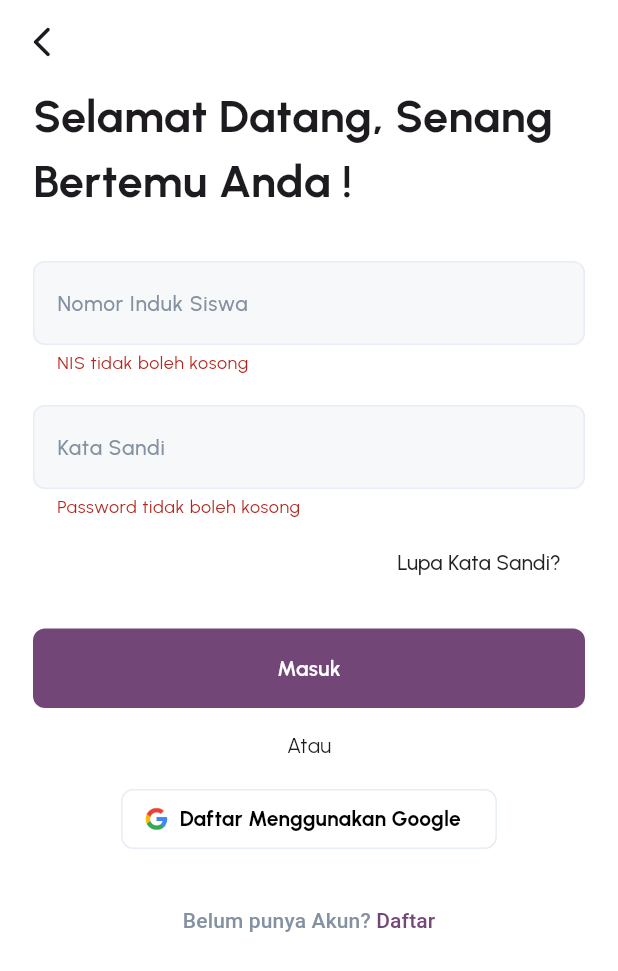
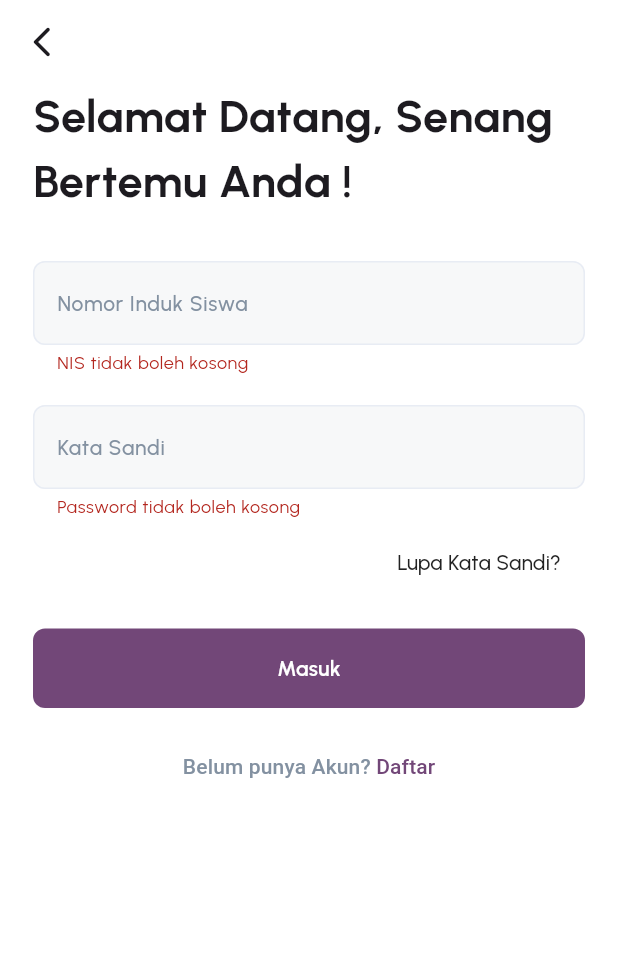
Before and after one commit to unustudents/ekonseling, a Flutter app: the LoginScreen screen opened directly, after a tap on "Masuk", on a phone screen of 412 x 824 dp. Shown: the top 971 px of the screen. Run offline on Flutter 3.47's test engine with Material 3 defaults, Android fonts, the phone set to English and light mode, and no system bars; our stand-ins replace bloc, carousel_slider, device_preview, equatable, firebase_auth, firebase_core and 5 more; accounts and stored records are empty; generated files the repository leaves out were written again; network calls fail.

Commit message:
Refactor LoginScreen to use local authBloc reference for improved readability and remove unused Google sign-in button

```diff
--- a/lib/features/auth/presentation/pages/login_screen.dart
+++ b/lib/features/auth/presentation/pages/login_screen.dart
@@ -33,6 +33,7 @@ class LoginScreen extends StatelessWidget {
           padding: const EdgeInsets.fromLTRB(22, 0, 22, 22),
           child: BlocBuilder<AuthBloc, AuthState>(
             builder: (context, state) {
+              final authBloc = context.read<AuthBloc>();
               return Form(
                 key: context.read<AuthBloc>().formKey,
                 child: Column(
@@ -51,8 +52,8 @@ class LoginScreen extends StatelessWidget {
                     SignTextField(
                       label: 'Nomor Induk Siswa',
                       hintText: 'Masukkan NIS',
-                      validator: (value) => context.read<AuthBloc>().validateNIS(value),
-                      onChanged: (value) => context.read<AuthBloc>().add(NIMChanged(nim: value)),
+                      validator: (value) => authBloc.validateNIS(value),
+                      onChanged: (value) => authBloc.add(NIMChanged(nim: value)),
                     ),
                     const SizedBox(height: 20),
 
@@ -61,8 +62,8 @@ class LoginScreen extends StatelessWidget {
                       label: 'Kata Sandi',
                       hintText: 'Masukkan kata sandi',
                       obscureText: true,
-                      validator: (value) => context.read<AuthBloc>().validatePassword(value),
-                      onChanged: (value) => context.read<AuthBloc>().add(PasswordChanged(password: value)),
+                      validator: (value) => authBloc.validatePassword(value),
+                      onChanged: (value) => authBloc.add(PasswordChanged(password: value)),
                     ),
                     const SizedBox(height: 5),
 
@@ -95,7 +96,7 @@ class LoginScreen extends StatelessWidget {
                       backgroundColor: Color(0xFF724778),
                       textColor: Colors.white,
                       onPressed: () {
-                        if (context.read<AuthBloc>().formKey.currentState!.validate()) {
+                        if (authBloc.formKey.currentState!.validate()) {
                           // context.read<AuthBloc>().add(SubmitRegistration());
                           Navigator.pushAndRemoveUntil(
                             context,
@@ -107,23 +108,6 @@ class LoginScreen extends StatelessWidget {
                     ),
 
                     const SizedBox(height: 15),
-
-                    // ATAU
-                    const Text("Atau"),
-                    const SizedBox(height: 15),
-
-                    // TOMBOL GOOGLE
-                    OutlinedButton.icon(
-                      icon: Image.asset("assets/images/google.png", width: 15),
-                      label: const Text("Daftar Menggunakan Google", style: TextStyle(fontWeight: FontWeight.bold)),
-                      onPressed: () {},
-                      style: OutlinedButton.styleFrom(
-                        foregroundColor: Colors.black,
-                        side: const BorderSide(color: Color(0xFFE8ECF4)),
-                        shape: RoundedRectangleBorder(borderRadius: BorderRadius.circular(8)),
-                      ),
-                    ),
-                    const SizedBox(height: 20),
 
                     // TOMBOL MASUK
                     TextButton(
```
